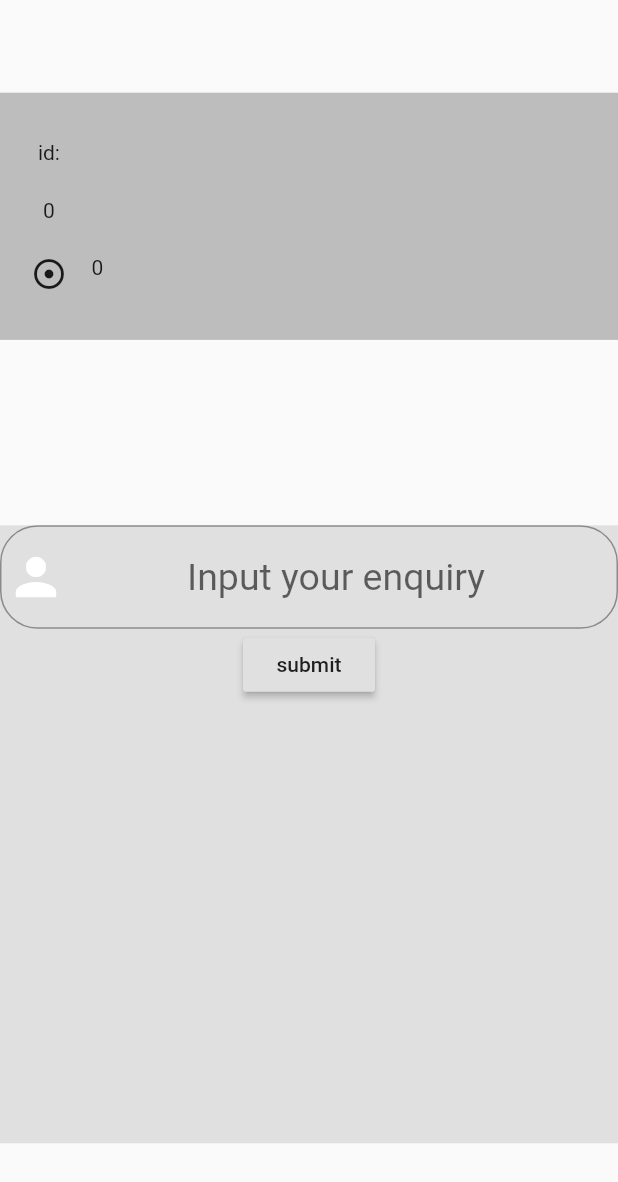
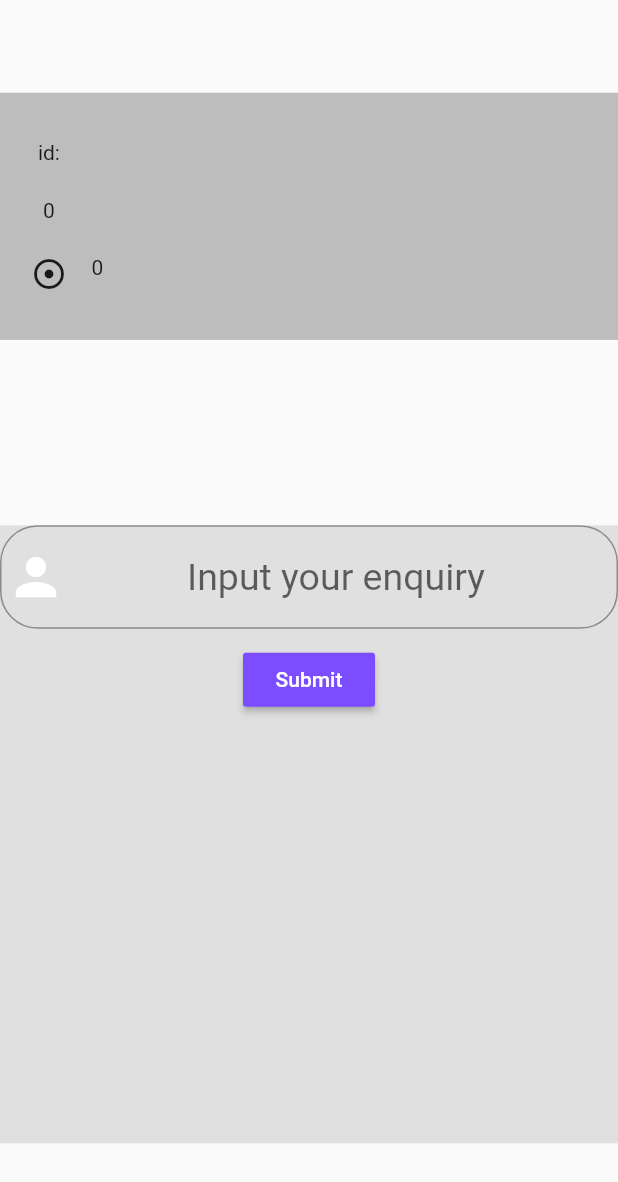
Before and after one commit to Anjaa84/procurre_me, a Flutter app: the SingleOrderPage screen opened directly with empty values, on a phone screen of 412 x 824 dp. Shown: the top 1182 px of the screen. Run offline on Flutter 3.47's test engine with Material 2 defaults, Android fonts, the phone set to English and light mode, and no system bars; our stand-ins replace dropdown_formfield, fluttertoast, sqflite; accounts and stored records are empty.

Commit message:
inquiry table added

```diff
--- /dev/null
+++ b/lib/model/inquiry.dart
@@ -0,0 +1,27 @@
+class Inquiry {
+
+  static const tblInquiry = 'inquiry';
+  static const colId = 'inquiryId';
+  static const colInquiryMsg = 'inquiryMessage';
+  static const colOrderId = 'orderId';
+
+  Inquiry({this.inquiryId,this.inquiryMessage,this.orderId});
+
+  int inquiryId;
+  String inquiryMessage;
+  int orderId;
+
+  Inquiry.fromMap(Map<String, dynamic> map) {
+    inquiryId = map[colId];
+    inquiryMessage = map[colInquiryMsg];
+    orderId = map[colOrderId];
+  }
+
+  Map<String, dynamic> toMap() {
+    var map = <String, dynamic>{colInquiryMsg: inquiryMessage, colOrderId: orderId};
+    if (inquiryId != null) {
+      map[colId] = inquiryId;
+    }
+    return map;
+  }
+}
--- a/lib/screens/single_order_page.dart
+++ b/lib/screens/single_order_page.dart
@@ -1,13 +1,33 @@
 import 'package:flutter/material.dart';
+import 'package:flutter_project/model/inquiry.dart';
 import 'package:flutter_project/model/orders.dart';
 import 'package:flutter_project/utils/constants.dart';
+import 'package:flutter_project/utils/database_helper.dart';
 import 'package:flutter_project/utils/sizeconfig.dart';
 
 class SingleOrderPage extends StatelessWidget {
-final int index;
-final Orders orderItem;
-   SingleOrderPage({Key key, this.index,this.orderItem}) : super(key: key);
+    final int index;
+    final Orders orderItem;
+    SingleOrderPage({Key key, this.index,this.orderItem}) : super(key: key);
     final _ctrlInquiry = TextEditingController();
+    final _formKey = GlobalKey<FormState>();
+    DatabaseHelper _dbHelper;
+    Inquiry _inquiry=Inquiry();
+
+_onSubmit() async {
+  var form = _formKey.currentState;
+  if (form.validate()) {
+    form.save();
+    if (_inquiry.inquiryId == null)
+      await _dbHelper.insertInquiry(_inquiry);
+    // else
+    //   await _dbHelper.updateItem(_supplier);
+
+    // form.reset();
+    // await _refreshOrderList();
+    // _resetForm();
+  }
+}
   @override
   Widget build(BuildContext context) {
     SizeConfig().init(context);
@@ -81,12 +101,14 @@ final Orders orderItem;
                       }
                     },
                   ),
-                  RaisedButton(onPressed: (){
-
-
-
-                  },
-                    child: Text('submit'),
+                  Container(
+                    margin: EdgeInsets.all(10.0),
+                    child: RaisedButton(
+                      onPressed: () => _onSubmit(),
+                      child: Text('Submit'),
+                      color: Colors.deepPurpleAccent,
+                      textColor: Colors.white,
+                    ),
                   ),
                 ],
               ),
```
Also changed, not shown: lib/utils/database_helper.dart (+33 -45 lines).
